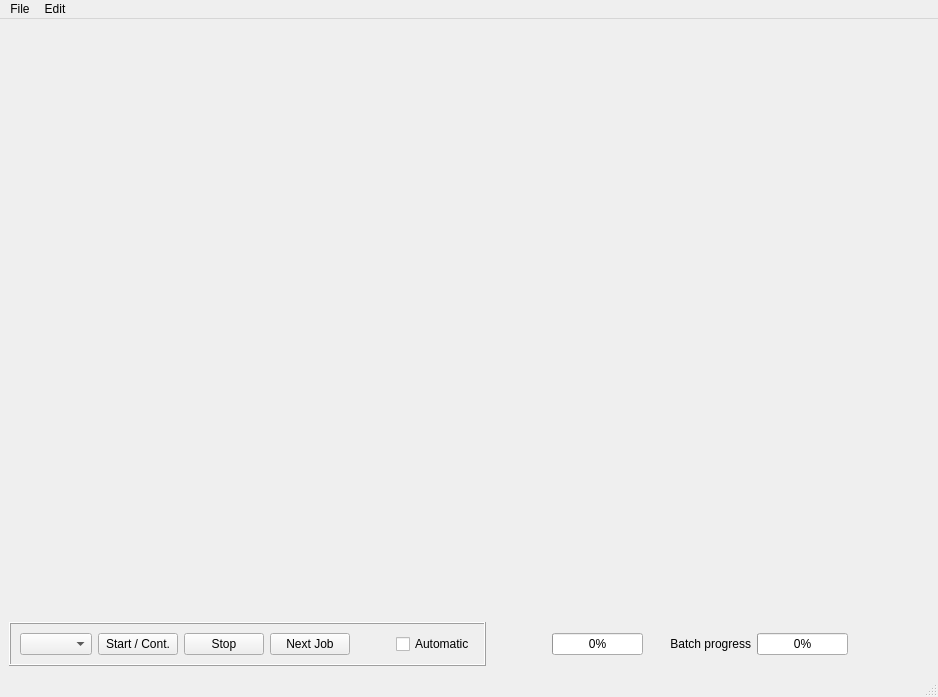
Rolf-Hempel/PlanetarySystemStacker, file Source/main_gui.ui: the form before one commit.
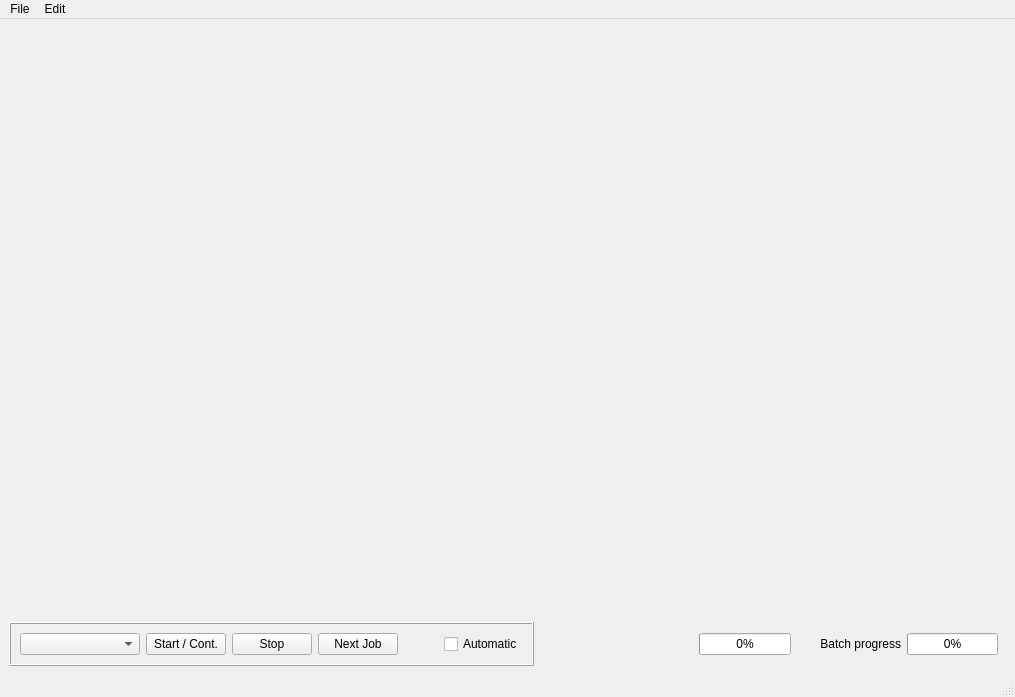
The form after the commit. Icons and pictures are not drawn.

```diff
--- a/Source/main_gui.ui
+++ b/Source/main_gui.ui
@@ -6,7 +6,7 @@
    <rect>
     <x>0</x>
     <y>0</y>
-    <width>938</width>
+    <width>1015</width>
     <height>697</height>
    </rect>
   </property>
@@ -32,7 +32,7 @@
      </spacer>
     </item>
     <item>
-     <layout class="QHBoxLayout" name="tool_line" stretch="0,3,5,12,3,3,12,12">
+     <layout class="QHBoxLayout" name="tool_line" stretch="0,3,5,12,3,3,12,1">
       <item>
        <widget class="QFrame" name="control_area">
         <property name="sizePolicy">
@@ -47,9 +47,18 @@
         <property name="frameShadow">
          <enum>QFrame::Raised</enum>
         </property>
-        <layout class="QHBoxLayout" name="horizontalLayout_3">
+        <layout class="QHBoxLayout" name="horizontalLayout_3" stretch="0,0,0,0,0,0">
+         <property name="rightMargin">
+          <number>9</number>
+         </property>
          <item>
           <widget class="QComboBox" name="comboBox_back">
+           <property name="minimumSize">
+            <size>
+             <width>120</width>
+             <height>0</height>
+            </size>
+           </property>
            <property name="editable">
             <bool>false</bool>
            </property>
@@ -124,6 +133,12 @@
       </item>
       <item>
        <widget class="QLabel" name="label_current_progress">
+        <property name="minimumSize">
+         <size>
+          <width>130</width>
+          <height>0</height>
+         </size>
+        </property>
         <property name="text">
          <string/>
         </property>
@@ -191,7 +206,7 @@
     <rect>
      <x>0</x>
      <y>0</y>
-     <width>938</width>
+     <width>1015</width>
      <height>21</height>
     </rect>
    </property>
```
